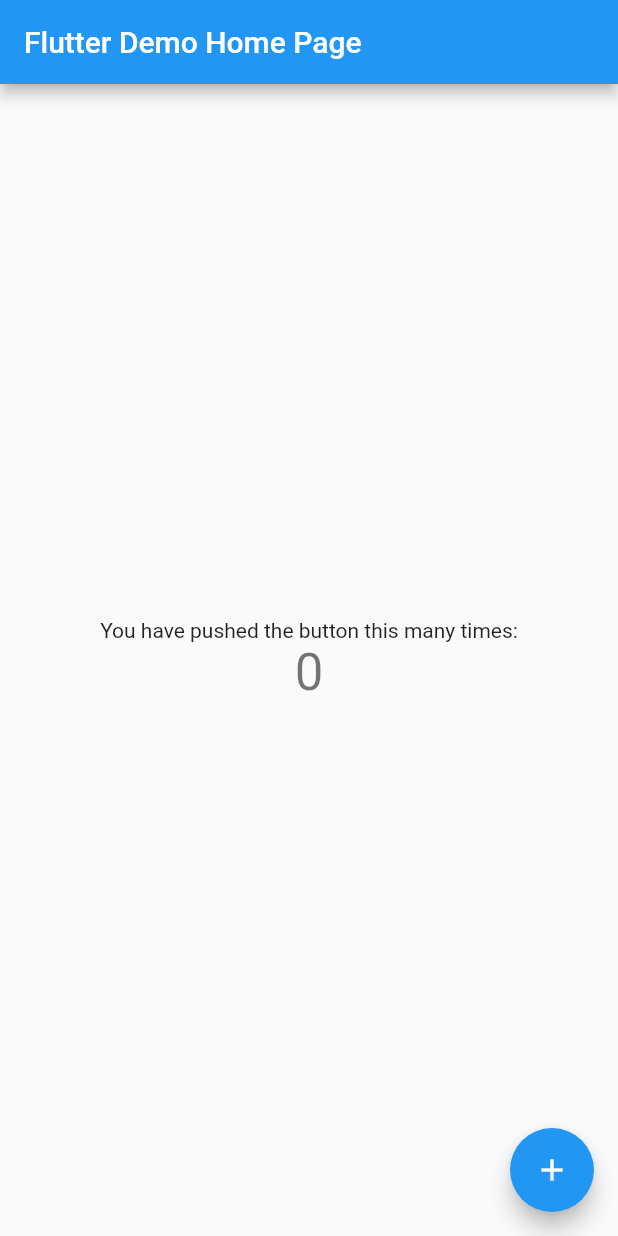
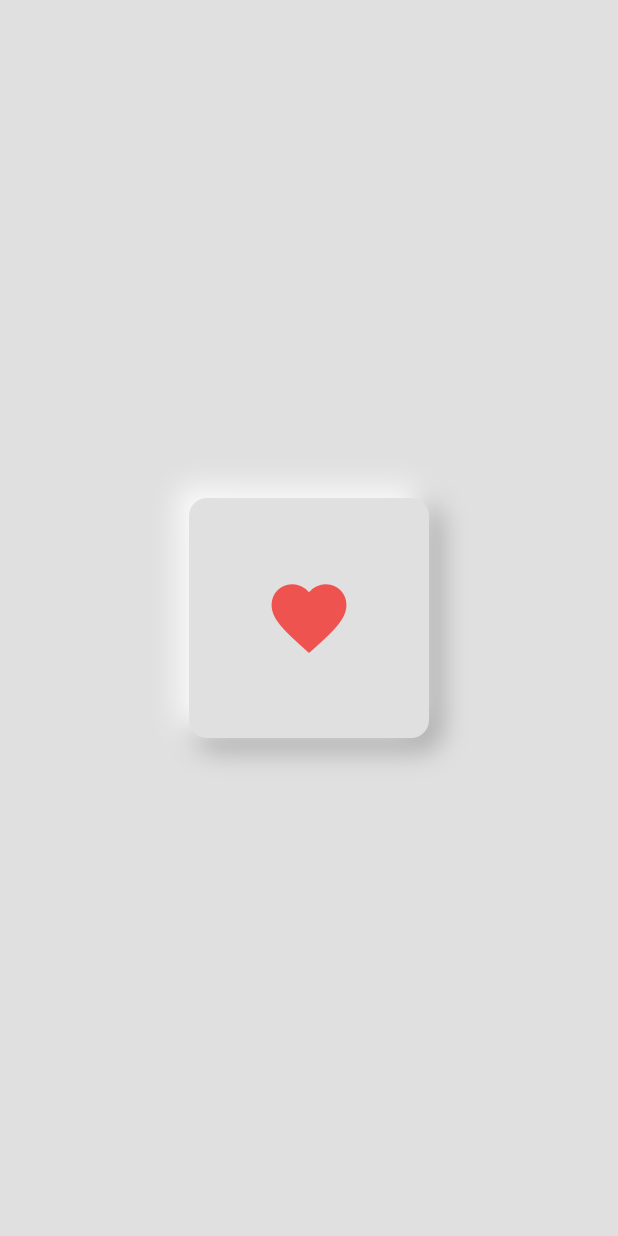
Before and after one commit to majudice/heart_buttom, a Flutter app: the screen it shows after launch, on a phone screen of 412 x 824 dp. Run offline on Flutter 3.47's test engine with Material 2 defaults, Android fonts, the light colour scheme and no system bars.

Commit message:
commit first

```diff
--- /dev/null
+++ b/ui_buttom/lib/home_page.dart
@@ -0,0 +1,41 @@
+
+
+import 'package:flutter/material.dart';
+
+import 'neu_button.dart';
+
+class HomePage extends StatefulWidget {
+  const HomePage({super.key});
+
+  @override
+  State<HomePage> createState() => _HomePageState();
+}
+
+class _HomePageState extends State<HomePage> {
+
+  bool isButtonPressed = false;
+  void buttonPressed(){
+    setState(() {
+      if(isButtonPressed == false){
+        isButtonPressed = true;
+      }
+      else if(isButtonPressed == true){
+        isButtonPressed = false;
+      }
+    });
+
+  }
+
+  @override
+  Widget build(BuildContext context) {
+    return Scaffold(
+      backgroundColor: Colors.grey[300],
+      body: Center(
+        child:NeuButton(
+          onTap:buttonPressed,
+          isButtonPressed:isButtonPressed,
+        ),
+        ),
+    );
+  }
+}
--- a/ui_buttom/lib/main.dart
+++ b/ui_buttom/lib/main.dart
@@ -1,4 +1,5 @@
 import 'package:flutter/material.dart';
+import 'package:ui_buttom/home_page.dart';
 
 void main() {
   runApp(const MyApp());
@@ -7,109 +8,12 @@
 class MyApp extends StatelessWidget {
   const MyApp({super.key});
 
-  // This widget is the root of your application.
-  @override
-  Widget build(BuildContext context) {
-    return MaterialApp(
-      title: 'Flutter Demo',
-      theme: ThemeData(
-        // This is the theme of your application.
-        //
-        // Try running your application with "flutter run". You'll see the
-        // application has a blue toolbar. Then, without quitting the app, try
-        // changing the primarySwatch below to Colors.green and then invoke
-        // "hot reload" (press "r" in the console where you ran "flutter run",
-        // or simply save your changes to "hot reload" in a Flutter IDE).
-        // Notice that the counter didn't reset back to zero; the application
-        // is not restarted.
-        primarySwatch: Colors.blue,
-      ),
-      home: const MyHomePage(title: 'Flutter Demo Home Page'),
+
+   @override
+     Widget build(BuildContext context) {
+    return const MaterialApp(
+      debugShowCheckedModeBanner: false,
+      home: HomePage(),
     );
   }
 }
-
-class MyHomePage extends StatefulWidget {
-  const MyHomePage({super.key, required this.title});
-
-  // This widget is the home page of your application. It is stateful, meaning
-  // that it has a State object (defined below) that contains fields that affect
-  // how it looks.
-
-  // This class is the configuration for the state. It holds the values (in this
-  // case the title) provided by the parent (in this case the App widget) and
-  // used by the build method of the State. Fields in a Widget subclass are
-  // always marked "final".
-
-  final String title;
-
-  @override
-  State<MyHomePage> createState() => _MyHomePageState();
-}
-
-class _MyHomePageState extends State<MyHomePage> {
-  int _counter = 0;
-
-  void _incrementCounter() {
-    setState(() {
-      // This call to setState tells the Flutter framework that something has
-      // changed in this State, which causes it to rerun the build method below
-      // so that the display can reflect the updated values. If we changed
-      // _counter without calling setState(), then the build method would not be
-      // called again, and so nothing would appear to happen.
-      _counter++;
-    });
-  }
-
-  @override
-  Widget build(BuildContext context) {
-    // This method is rerun every time setState is called, for instance as done
-    // by the _incrementCounter method above.
-    //
-    // The Flutter framework has been optimized to make rerunning build methods
-    // fast, so that you can just rebuild anything that needs updating rather
-    // than having to individually change instances of widgets.
-    return Scaffold(
-      appBar: AppBar(
-        // Here we take the value from the MyHomePage object that was created by
-        // the App.build method, and use it to set our appbar title.
-        title: Text(widget.title),
-      ),
-      body: Center(
-        // Center is a layout widget. It takes a single child and positions it
-        // in the middle of the parent.
-        child: Column(
-          // Column is also a layout widget. It takes a list of children and
-          // arranges them vertically. By default, it sizes itself to fit its
-          // children horizontally, and tries to be as tall as its parent.
-          //
-          // Invoke "debug painting" (press "p" in the console, choose the
-          // "Toggle Debug Paint" action from the Flutter Inspector in Android
-          // Studio, or the "Toggle Debug Paint" command in Visual Studio Code)
-          // to see the wireframe for each widget.
-          //
-          // Column has various properties to control how it sizes itself and
-          // how it positions its children. Here we use mainAxisAlignment to
-          // center the children vertically; the main axis here is the vertical
-          // axis because Columns are vertical (the cross axis would be
-          // horizontal).
-          mainAxisAlignment: MainAxisAlignment.center,
-          children: <Widget>[
-            const Text(
-              'You have pushed the button this many times:',
-            ),
-            Text(
-              '$_counter',
-              style: Theme.of(context).textTheme.headline4,
-            ),
-          ],
-        ),
-      ),
-      floatingActionButton: FloatingActionButton(
-        onPressed: _incrementCounter,
-        tooltip: 'Increment',
-        child: const Icon(Icons.add),
-      ), // This trailing comma makes auto-formatting nicer for build methods.
-    );
-  }
-}
--- /dev/null
+++ b/ui_buttom/lib/neu_button.dart
@@ -0,0 +1,57 @@
+
+import 'package:flutter/material.dart';
+
+
+// ignore: must_be_immutable
+class NeuButton extends StatelessWidget {
+  // ignore: prefer_typing_uninitialized_variables
+  final onTap;
+  bool isButtonPressed;
+
+  NeuButton({super.key, this.onTap, required this.isButtonPressed});
+
+  @override
+  Widget build(BuildContext context) {
+    return GestureDetector(
+      onTap: onTap,
+      child: AnimatedContainer(
+        duration: const Duration(milliseconds: 200),
+        height:160,
+        width: 160,
+        decoration:BoxDecoration(
+          color: Colors.grey[300],
+          borderRadius: BorderRadius.circular(12),
+          border: Border.all(
+            color: isButtonPressed ? Colors.grey.shade200 : Colors.grey.shade300,
+          ),
+          boxShadow: isButtonPressed
+          ? [
+             // shadows no
+            ]
+          : [
+            //dark shadow bottom right
+            BoxShadow(
+              color: Colors.grey.shade500,
+              offset: const Offset(6, 6),
+              blurRadius: 15,
+              spreadRadius: 1,
+              ),
+
+              //lighter shadow on top left
+              const BoxShadow(
+                color:Colors.white,
+                offset: Offset(-6, -6),
+                blurRadius: 15,
+                spreadRadius: 1,
+              )
+          ]
+           ),
+        child: Icon(
+          Icons.favorite,
+          size:60,
+          color: isButtonPressed ? Colors.red[200] : Colors.red[400],
+        ),
+      ),
+    );
+  }
+}
```
